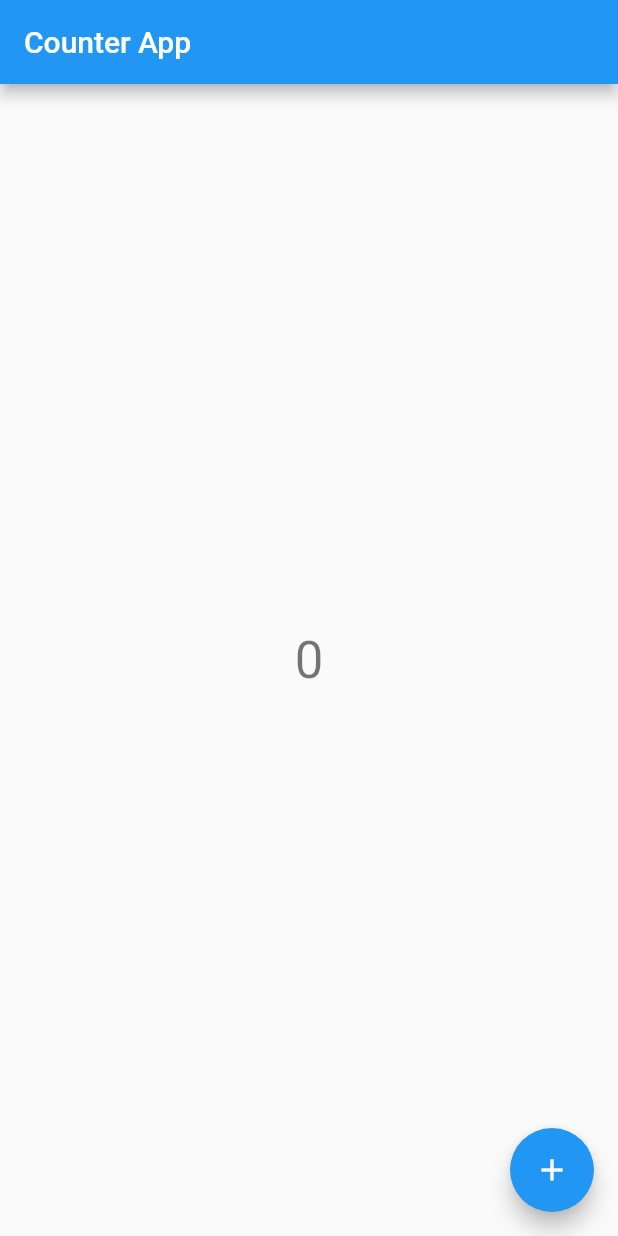
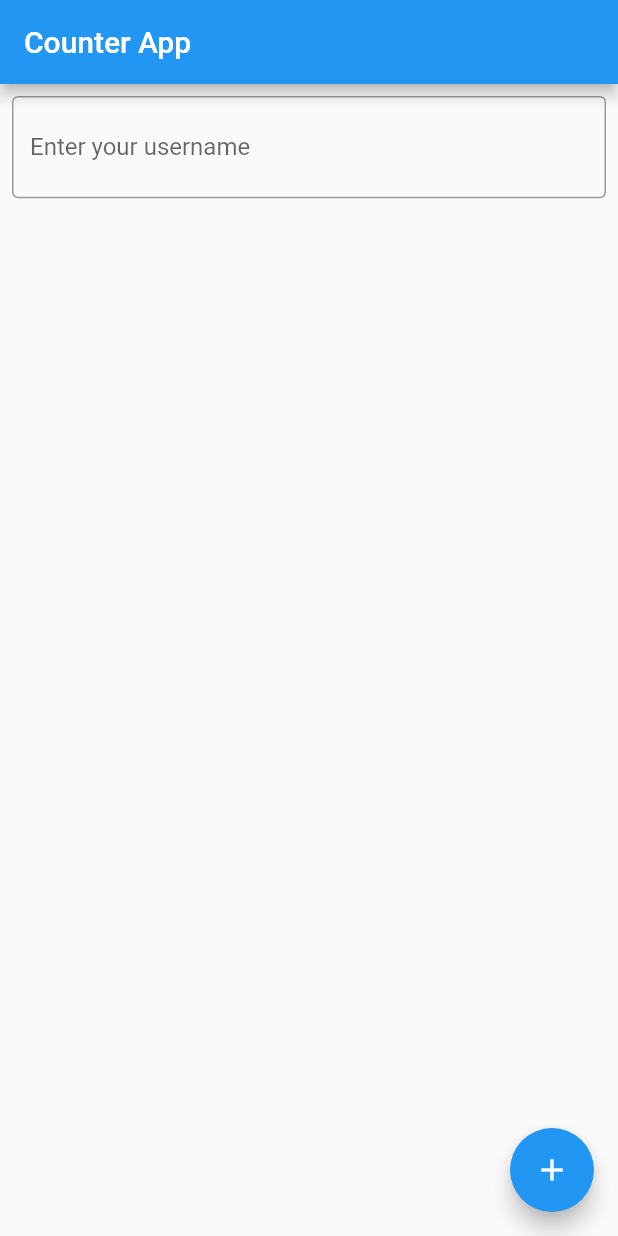
Before and after one commit to remyHamed/flutter_esgi, a Flutter app: the screen it shows after launch, on a phone screen of 412 x 824 dp. Run offline on Flutter 3.47's test engine with Material 2 defaults, Android fonts, the phone set to English and light mode, and no system bars; our stand-ins replace bloc.

Commit message:
init block

```diff
--- a/lib/home.dart
+++ /dev/null
@@ -1,38 +0,0 @@
-import 'package:flutter/material.dart';
-
-class Home extends StatefulWidget {
-  const Home({super.key});
-
-  @override
-  _HomeState createState() => _HomeState();
-}
-
-class _HomeState extends State<Home> {
-  int _counter = 0;
-
-  void _incrementCounter() {
-    setState(() {
-      _counter++;
-    });
-  }
-
-  @override
-  Widget build(BuildContext context) {
-    return Scaffold(
-      appBar: AppBar(
-        title: const Text('Counter App'),
-      ),
-      body: Center(
-        child: Text(
-          '$_counter',
-          style: Theme.of(context).textTheme.headline4,
-        ),
-      ),
-      floatingActionButton: FloatingActionButton(
-        onPressed: _incrementCounter,
-        tooltip: 'Increment',
-        child: const Icon(Icons.add),
-      ),
-    );
-  }
-}
--- a/lib/main.dart
+++ b/lib/main.dart
@@ -1,6 +1,6 @@
 import 'package:flutter/material.dart';
 
-import 'home.dart';
+import 'screens/home.dart';
 
 void main() {
   runApp(const MyApp());
--- /dev/null
+++ b/lib/screens/home.dart
@@ -0,0 +1,46 @@
+import 'package:flutter/material.dart';
+
+class Home extends StatefulWidget {
+  const Home({super.key});
+
+  @override
+  _HomeState createState() => _HomeState();
+}
+
+class _HomeState extends State<Home> {
+  int _counter = 0;
+
+  void _incrementCounter() {
+    setState(() {
+      _counter++;
+    });
+  }
+
+  @override
+  Widget build(BuildContext context) {
+    return Scaffold(
+      appBar: AppBar(
+        title: const Text('Counter App'),
+      ),
+      body: const Column(
+        children: <Widget>[
+          Padding(
+            padding: EdgeInsets.all(8.0),
+            child: TextField(
+              decoration: InputDecoration(
+                border: OutlineInputBorder(),
+                labelText: 'Enter your username',
+                suffix: Icon(Icons.check_circle)
+              ),
+            ),
+          ),
+        ],
+      ),
+        floatingActionButton: FloatingActionButton(
+          onPressed: _incrementCounter,
+          tooltip: 'Increment',
+          child: const Icon(Icons.add),
+        )
+    );
+  }
+}
--- /dev/null
+++ b/lib/services/toggle_event.dart
@@ -0,0 +1,4 @@
+part of 'toggle_bloc.dart';
+
+@immutable
+abstract class ToggleEvent {}
--- /dev/null
+++ b/lib/services/toggle_state.dart
@@ -0,0 +1,6 @@
+part of 'toggle_bloc.dart';
+
+@immutable
+abstract class ToggleState {}
+
+class ToggleInitial extends ToggleState {}
--- a/pubspec.yaml
+++ b/pubspec.yaml
@@ -30,6 +30,7 @@ environment:
 dependencies:
   flutter:
     sdk: flutter
+  bloc: ^8.0.0
 
 
   # The following adds the Cupertino Icons font to your application.
```
Also changed, not shown: lib/services/toggle_bloc.dart (added, +15 -0 lines), pubspec.lock, 1 other file.
